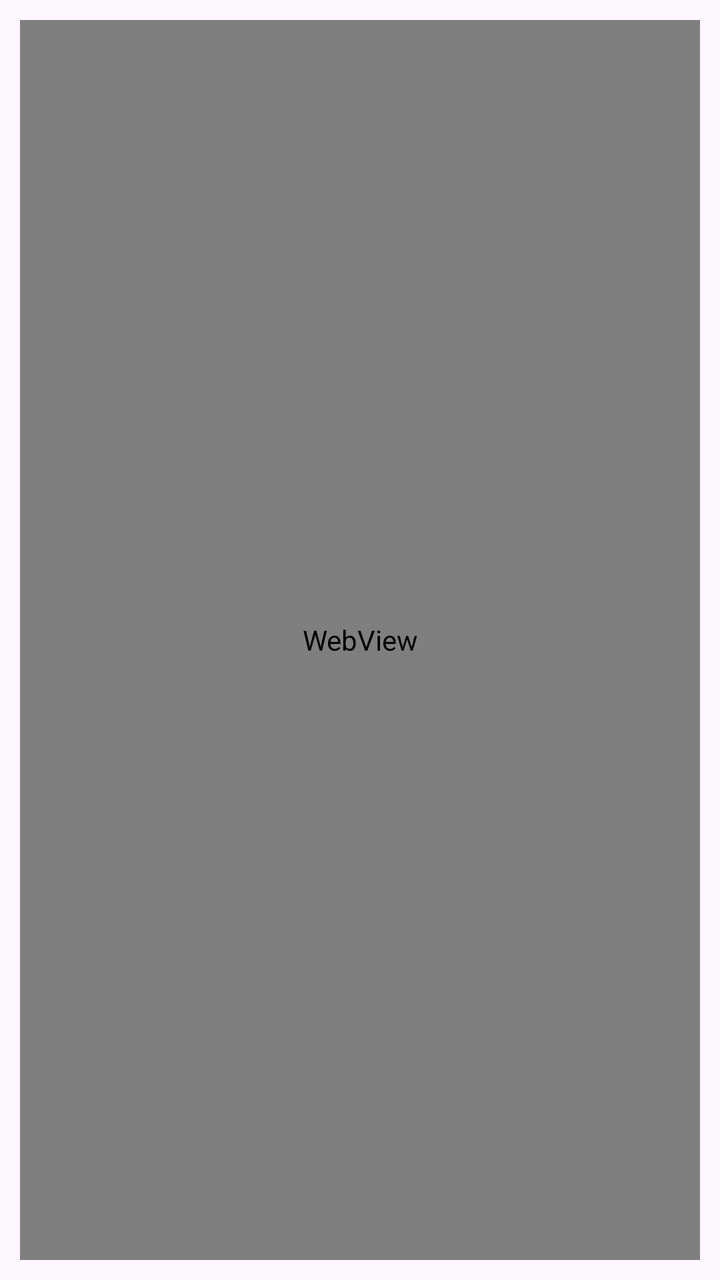
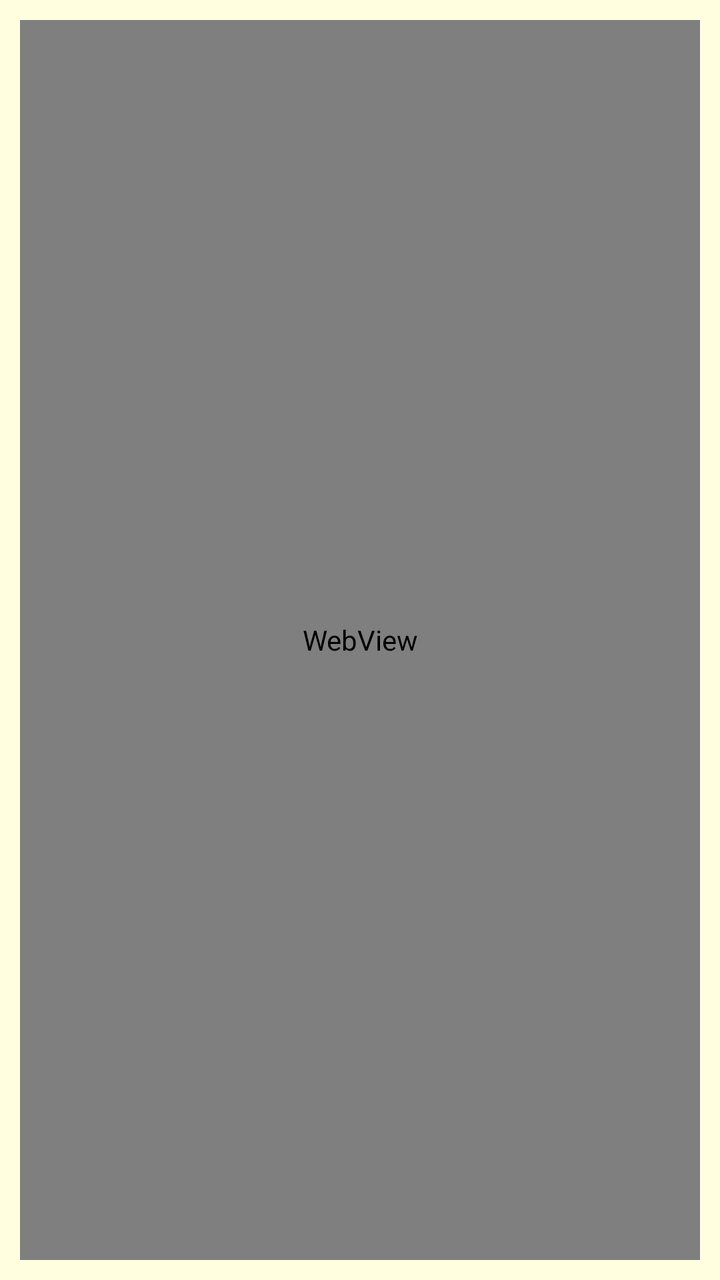

The first picture is an Android layout as it rendered before a commit; the second is the same layout after the commit. The layout source and the unified diff follow.
<!-- AndroidManifest.xml: application theme Theme.PapyrusReader -->
<!-- res/layout/activity_pdf.xml -->
<?xml version="1.0" encoding="utf-8"?>
<androidx.constraintlayout.widget.ConstraintLayout xmlns:android="http://schemas.android.com/apk/res/android"
    xmlns:app="http://schemas.android.com/apk/res-auto"
    xmlns:tools="http://schemas.android.com/tools"
    android:layout_width="match_parent"
    android:layout_height="match_parent"
    tools:context=".Pdf">

    <WebView
        android:id="@+id/webview"
        android:layout_width="match_parent"
        android:layout_height="match_parent"
        android:layout_margin="10dp"
        android:layout_marginHorizontal="10dp"
        android:layout_marginVertical="10dp"
        android:layout_marginStart="10dp"
        android:isScrollContainer="true"
        android:keepScreenOn="true"
        android:paddingStart="20dp"
        android:paddingTop="20dp"
        android:paddingEnd="20dp"
        android:paddingBottom="20dp"
        app:layout_constraintBottom_toBottomOf="parent"
        app:layout_constraintEnd_toEndOf="parent"
        app:layout_constraintStart_toStartOf="parent"
        app:layout_constraintTop_toTopOf="parent" />

    <androidx.appcompat.widget.Toolbar
        android:id="@+id/toolbar"
        android:layout_width="match_parent"
        android:layout_height="?attr/actionBarSize"
        android:background="@color/bottom_bar"
        android:visibility="gone"
        app:layout_constraintTop_toTopOf="parent"
        app:layout_constraintStart_toStartOf="parent"
        app:layout_constraintEnd_toEndOf="parent">

        <ImageButton
            android:id="@+id/backButton"
            android:layout_width="wrap_content"
            android:layout_height="wrap_content"
            android:layout_gravity="start"
            android:background="?attr/selectableItemBackgroundBorderless"
            android:backgroundTint="#FFFFFF"
            android:contentDescription="@string/back_button"
            android:src="?attr/homeAsUpIndicator" />

        <TextView
            android:id="@+id/pdfNameTextView"
            android:layout_width="wrap_content"
            android:layout_height="wrap_content"
            android:layout_marginStart="30dp"
            android:textColor="#FFFFFF" />

    </androidx.appcompat.widget.Toolbar>

    <SeekBar
        android:id="@+id/seekBar"
        android:layout_width="match_parent"
        android:layout_height="50dp"
        android:layout_alignParentBottom="true"
        android:orientation="horizontal"
        android:paddingStart="20dp"
        android:paddingEnd="20dp"
        android:background="@color/bottom_bar"
        android:progressTint="#799fbf"
        android:thumbTint="#799fbf"
        android:visibility="gone"
        app:layout_constraintBottom_toBottomOf="parent"
        app:layout_constraintEnd_toEndOf="parent"/>

</androidx.constraintlayout.widget.ConstraintLayout>
<!-- resources referenced by this layout -->
<resources>
  <color name="bottom_bar">#104c6c</color>
  <string name="back_button">Botão voltar</string>
  <style name="Theme.PapyrusReader" parent="Base.Theme.PapyrusReader" />
  <style name="Base.Theme.PapyrusReader" parent="Theme.Material3.DayNight.NoActionBar">
          
          
      </style>
</resources>

<!-- the commit's change to res/layout/activity_pdf.xml (unified diff, before → after) -->
@@ -25,6 +25,7 @@
         app:layout_constraintStart_toStartOf="parent"
         app:layout_constraintTop_toTopOf="parent" />
 
+    
     <androidx.appcompat.widget.Toolbar
         android:id="@+id/toolbar"
         android:layout_width="match_parent"
@@ -37,28 +38,47 @@
 
         <ImageButton
             android:id="@+id/backButton"
-            android:layout_width="wrap_content"
-            android:layout_height="wrap_content"
+            android:layout_width="48dp"
+            android:layout_height="48dp"
             android:layout_gravity="start"
             android:background="?attr/selectableItemBackgroundBorderless"
-            android:backgroundTint="#FFFFFF"
-            android:contentDescription="@string/back_button"
-            android:src="?attr/homeAsUpIndicator" />
+            android:src="?attr/homeAsUpIndicator"
+            android:contentDescription="@string/back_button_description"
+            app:tint="@color/white"
+            android:padding="8dp" />
 
         <TextView
             android:id="@+id/pdfNameTextView"
             android:layout_width="wrap_content"
             android:layout_height="wrap_content"
             android:layout_marginStart="30dp"
-            android:textColor="#FFFFFF" />
+            android:layout_marginEnd="50dp"
+            android:text="@string/pdf_name"
+            android:textColor="#FFFFFF"
+            android:maxLines="1"
+            android:ellipsize="end"
+            app:layout_constraintEnd_toStartOf="@id/backButton"
+            app:layout_constraintStart_toEndOf="@id/searchView"
+            app:layout_constraintTop_toTopOf="parent" />
 
+        
+        <ImageButton
+            android:id="@+id/searchView"
+            android:layout_width="50dp"
+            android:layout_height="50dp"
+            android:layout_gravity="end"
+            android:background="?attr/selectableItemBackgroundBorderless"
+            android:contentDescription="@string/search_button_desc"
+            android:paddingEnd="8dp"
+            android:src="?android:attr/actionModeWebSearchDrawable"
+            app:tint="@color/white"
+            tools:ignore="RtlSymmetry" />
     </androidx.appcompat.widget.Toolbar>
 
     <SeekBar
         android:id="@+id/seekBar"
         android:layout_width="match_parent"
         android:layout_height="50dp"
-        android:layout_alignParentBottom="true"
         android:orientation="horizontal"
         android:paddingStart="20dp"
         android:paddingEnd="20dp"
@@ -69,4 +89,92 @@
         app:layout_constraintBottom_toBottomOf="parent"
         app:layout_constraintEnd_toEndOf="parent"/>
 
+    
+    <LinearLayout
+        android:id="@+id/floatButtonBar"
+        android:layout_width="0dp"
+        android:layout_height="wrap_content"
+        android:orientation="vertical"
+        android:visibility="gone"
+        android:paddingLeft="12dp"
+        android:paddingRight="12dp"
+        android:layout_margin="12dp"
+        android:background="@drawable/rounded_background"
+        app:layout_constraintTop_toBottomOf="@id/toolbar"
+        app:layout_constraintStart_toStartOf="parent"
+        app:layout_constraintEnd_toEndOf="parent">
+
+        
+        <androidx.appcompat.widget.SearchView
+            android:id="@+id/searchViewFloating"
+            android:layout_width="match_parent"
+            android:layout_height="wrap_content"
+            android:queryHint="Buscar no texto..."
+            android:background="@color/gray"
+            app:tint="@color/black"
+            android:iconifiedByDefault="false"
+            app:iconifiedByDefault="false"
+            app:searchIcon="@null"
+            app:closeIcon="@null" />
+
+        
+        <LinearLayout
+            android:layout_width="match_parent"
+            android:layout_height="wrap_content"
+            android:orientation="horizontal"
+            android:gravity="center"
+            android:paddingTop="8dp"> 
+
+            
+            <TextView
+                android:id="@+id/itemCountTextView"
+                android:layout_width="wrap_content"
+                android:layout_height="wrap_content"
+                android:textSize="16sp"
+                android:paddingEnd="8dp"
+                android:text="0/0"
+                tools:ignore="HardcodedText,RtlSymmetry" /> 
+
+            
+            <TextView
+                android:layout_width="wrap_content"
+                android:layout_height="wrap_content"
+                android:text="|"
+                android:textSize="18sp"
+                android:paddingStart="8dp"
+                android:paddingEnd="8dp"
+                tools:ignore="HardcodedText" />
+
+            
+            <ImageButton
+                android:id="@+id/upButton"
+                android:layout_width="32dp"
+                android:layout_height="32dp"
+                android:layout_marginEnd="8dp"
+                android:background="?attr/selectableItemBackgroundBorderless"
+                android:contentDescription="@string/arrow_up_desc"
+                android:src="@drawable/arrow_up"
+                android:scaleType="fitCenter" />
+
+            <ImageButton
+                android:id="@+id/downButton"
+                android:layout_width="32dp"
+                android:layout_height="32dp"
+                android:layout_marginEnd="8dp"
+                android:background="?attr/selectableItemBackgroundBorderless"
+                android:contentDescription="@string/arrow_down_desc"
+                android:src="@drawable/arrow_down"
+                android:scaleType="fitCenter" />
+
+            <ImageButton
+                android:id="@+id/closeButton"
+                android:layout_width="32dp"
+                android:layout_height="32dp"
+                android:background="?attr/selectableItemBackgroundBorderless"
+                android:contentDescription="@string/close_button_desc"
+                android:scaleType="fitCenter"
+                android:src="@drawable/close" />
+        </LinearLayout>
+    </LinearLayout>
+
 </androidx.constraintlayout.widget.ConstraintLayout>
<!-- resource entries referenced after the edit -->
@@ -1,11 +1,35 @@
 <!-- resources referenced by this layout -->
 <resources>
+  <color name="black">#FF000000</color>
   <color name="bottom_bar">#104c6c</color>
-  <string name="back_button">Botão voltar</string>
+  <color name="gray">#515151</color>
+  <color name="white">#FFFFFFFF</color>
+  <!-- drawable arrow_down: png bitmap (drawable, 5333 bytes) -->
+  <!-- drawable arrow_up: png bitmap (drawable, 4982 bytes) -->
+  <!-- drawable close: png bitmap (drawable, 6400 bytes) -->
+  <!-- drawable rounded_background (drawable) -->
+  <?xml version="1.0" encoding="utf-8"?>
+  <shape xmlns:android="http://schemas.android.com/apk/res/android">
+      <solid android:color="#515151" /> 
+      <corners android:radius="12dp" />
+  </shape>
+  <string name="arrow_down_desc">Botão para baixo</string>
+  <string name="arrow_up_desc">Botão para cima</string>
+  <string name="back_button_description">Botão voltar</string>
+  <string name="close_button_desc">Botão para fechar a barra de pesquisa</string>
+  <string name="pdf_name">Nome do PDF</string>
+  <string name="search_button_desc">Botão para fechar a barra de pesquisa</string>
   <style name="Theme.PapyrusReader" parent="Base.Theme.PapyrusReader" />
   <style name="Base.Theme.PapyrusReader" parent="Theme.Material3.DayNight.NoActionBar">
           
           
+          <item name="android:windowBackground">#FFFFDF</item>
+          <item name="colorPrimary">@color/white</item> 
+          <item name="colorPrimaryDark">@color/primary_color</item> 
+          <item name="colorAccent">@color/accent_color</item> 
+          <item name="pdfTextColor">#000000</item>
       </style>
+  <color name="primary_color">#1F2631</color>
+  <color name="accent_color">#104c6c</color>
 </resources>
 
